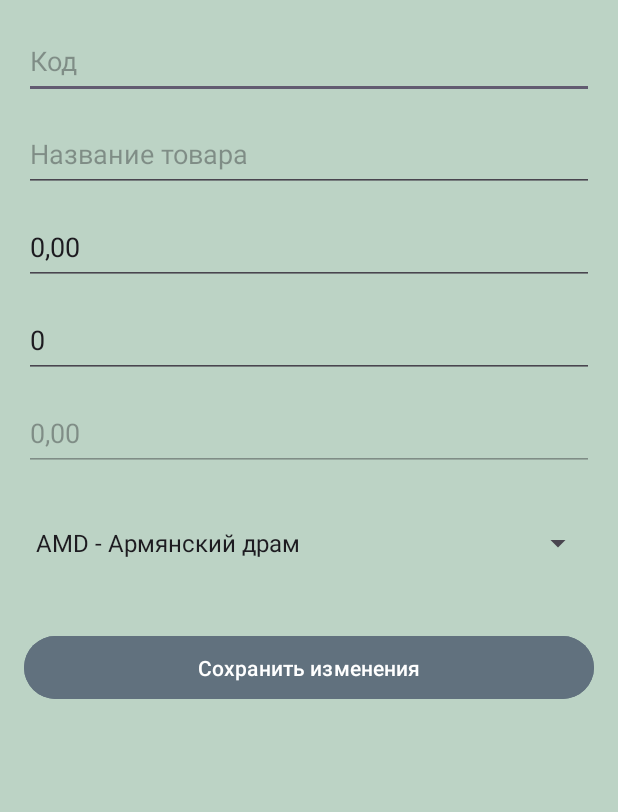
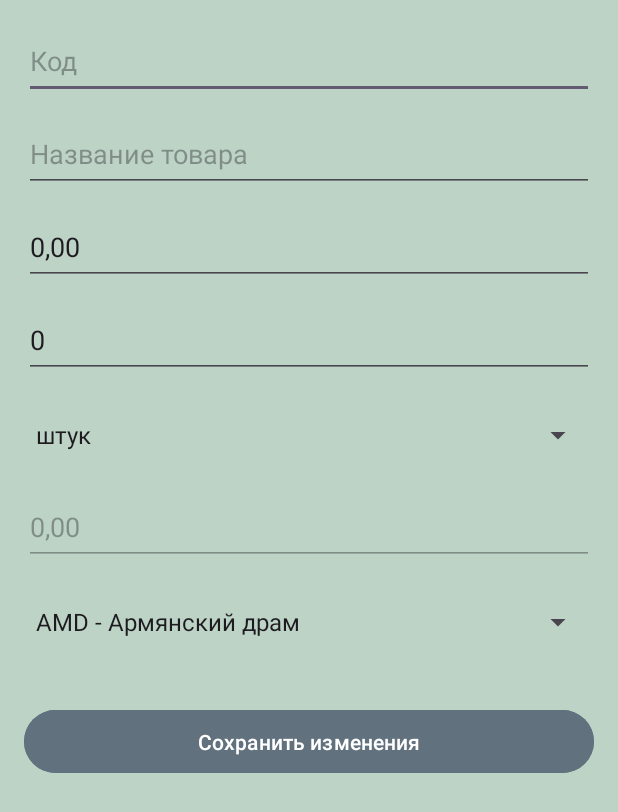
Before and after one commit to kmatevosyan888/ICS, an Android app: the EditItemActivity screen opened directly, with no data from a screen before it, on a phone screen of 412 x 824 dp. Shown: the top 812 px of the screen. Run offline under Robolectric (Android 15) with nearby library versions, the phone set to English and light mode, and no system bars.

Commit message:
Added new metods

```diff
--- a/app/src/main/java/com/myapp/ICS/EditItemActivity.java
+++ b/app/src/main/java/com/myapp/ICS/EditItemActivity.java
@@ -14,8 +14,8 @@ import androidx.appcompat.app.AppCompatActivity;
 
 public class EditItemActivity extends AppCompatActivity {
     private EditText etEditName, etEditPrice, etEditQuantity, etEditBarcode, etEditTotal;
-    Button btnSave;
-    private Spinner currencySpinner;
+    private Spinner spinnerEditCurrency, spinnerEditUnit;
+    private Button btnSave;
     private String originalBarcode;
 
     @Override
@@ -25,6 +25,7 @@ public class EditItemActivity extends AppCompatActivity {
 
         initViews();
         setupCurrencySpinner();
+        setupUnitSpinner();
         setupTextWatchers();
         loadItemData();
 
@@ -46,10 +47,42 @@ public class EditItemActivity extends AppCompatActivity {
         etEditTotal.setFocusable(true);
         etEditPrice.setEnabled(false);
         etEditPrice.setFocusable(false);
-        currencySpinner = findViewById(R.id.spinnerEditCurrency);
+        spinnerEditCurrency = findViewById(R.id.spinnerEditCurrency);
+        spinnerEditUnit = findViewById(R.id.spinnerEditUnit); // Новый Spinner для единицы
         btnSave = findViewById(R.id.btnSaveChanges);
 
         btnSave.setOnClickListener(v -> saveChanges());
+    }
+
+    private void setupCurrencySpinner() {
+        ArrayAdapter<CharSequence> adapter = ArrayAdapter.createFromResource(
+                this,
+                R.array.currencies,
+                android.R.layout.simple_spinner_item
+        );
+        adapter.setDropDownViewResource(android.R.layout.simple_spinner_dropdown_item);
+        spinnerEditCurrency.setAdapter(adapter);
+    }
+
+    private void setupUnitSpinner() {
+        ArrayAdapter<CharSequence> adapter = ArrayAdapter.createFromResource(
+                this,
+                R.array.unit_types,
+                android.R.layout.simple_spinner_item
+        );
+        adapter.setDropDownViewResource(android.R.layout.simple_spinner_dropdown_item);
+        spinnerEditUnit.setAdapter(adapter);
+    }
+
+    private void setupTextWatchers() {
+        TextWatcher textWatcher = new TextWatcher() {
+            @Override public void afterTextChanged(Editable s) { calculatePrice(); }
+            @Override public void beforeTextChanged(CharSequence s, int start, int count, int after) {}
+            @Override public void onTextChanged(CharSequence s, int start, int before, int count) {}
+        };
+
+        etEditTotal.addTextChangedListener(textWatcher);
+        etEditQuantity.addTextChangedListener(textWatcher);
     }
 
     private void loadItemData() {
@@ -63,38 +96,31 @@ public class EditItemActivity extends AppCompatActivity {
         etEditTotal.setText(formatDecimal(total));
         String currency = intent.getStringExtra("CURRENCY");
         setCurrencySelection(currency);
+
+        String unit = intent.getStringExtra("UNIT");
+        setUnitSelection(unit);
+
         calculatePrice();
     }
 
     private void setCurrencySelection(String currency) {
         if (currency == null) return;
-        for (int i = 0; i < currencySpinner.getCount(); i++) {
-            if (currencySpinner.getItemAtPosition(i).toString().startsWith(currency)) {
-                currencySpinner.setSelection(i);
+        for (int i = 0; i < spinnerEditCurrency.getCount(); i++) {
+            if (spinnerEditCurrency.getItemAtPosition(i).toString().startsWith(currency)) {
+                spinnerEditCurrency.setSelection(i);
                 break;
             }
         }
     }
 
-    private void setupCurrencySpinner() {
-        ArrayAdapter<CharSequence> adapter = ArrayAdapter.createFromResource(
-                this,
-                R.array.currencies,
-                android.R.layout.simple_spinner_item
-        );
-        adapter.setDropDownViewResource(android.R.layout.simple_spinner_dropdown_item);
-        currencySpinner.setAdapter(adapter);
-    }
-
-    private void setupTextWatchers() {
-        TextWatcher textWatcher = new TextWatcher() {
-            @Override public void afterTextChanged(Editable s) { calculatePrice(); }
-            @Override public void beforeTextChanged(CharSequence s, int start, int count, int after) {}
-            @Override public void onTextChanged(CharSequence s, int start, int before, int count) {}
-        };
-
-        etEditTotal.addTextChangedListener(textWatcher);
-        etEditQuantity.addTextChangedListener(textWatcher);
+    private void setUnitSelection(String unit) {
+        if (unit == null) return;
+        for (int i = 0; i < spinnerEditUnit.getCount(); i++) {
+            if (spinnerEditUnit.getItemAtPosition(i).toString().equals(unit)) {
+                spinnerEditUnit.setSelection(i);
+                break;
+            }
+        }
     }
 
     private void calculatePrice() {
@@ -113,7 +139,8 @@ public class EditItemActivity extends AppCompatActivity {
 
         DatabaseHelper dbHelper = new DatabaseHelper(this);
         String newBarcode = etEditBarcode.getText().toString().trim();
-        String selectedCurrency = currencySpinner.getSelectedItem().toString().split(" ")[0];
+        String selectedCurrency = spinnerEditCurrency.getSelectedItem().toString().split(" ")[0];
+        String selectedUnit = spinnerEditUnit.getSelectedItem().toString();
 
         boolean success = dbHelper.updateItem(
                 originalBarcode,
@@ -122,7 +149,8 @@ public class EditItemActivity extends AppCompatActivity {
                 parseDoubleLocale(etEditPrice.getText().toString()),
                 Integer.parseInt(etEditQuantity.getText().toString()),
                 selectedCurrency,
-                parseDoubleLocale(etEditTotal.getText().toString())
+                parseDoubleLocale(etEditTotal.getText().toString()),
+                selectedUnit
         );
 
         if (success) {
--- a/app/src/main/java/com/myapp/ICS/Item.java
+++ b/app/src/main/java/com/myapp/ICS/Item.java
@@ -7,15 +7,17 @@ public class Item {
     private int quantity;
     private String currency;
     private double total;
+    private String unit;
 
     public Item(String code, String name, double unitPrice,
-                int quantity, String currency, double total) {
+                int quantity, String currency, double total, String unit) {
         this.code = code;
         this.name = name;
         this.unitPrice = unitPrice;
         this.quantity = quantity;
         this.currency = currency;
         this.total = total;
+        this.unit = unit;
     }
     public String getCode() { return code; }
     public String getName() { return name; }
@@ -27,4 +29,6 @@ public class Item {
         this.total = this.unitPrice * quantity;
     }
     public double getTotal() { return total; }
+    public String getUnit() { return unit; }
+    public void setUnit(String unit) { this.unit = unit; }
 }
--- a/app/src/main/res/layout/activity_edit_item.xml
+++ b/app/src/main/res/layout/activity_edit_item.xml
@@ -37,14 +37,25 @@
         android:layout_width="match_parent"
         android:layout_height="50dp"
         android:hint="@string/edT_Количество"
+        android:layout_marginBottom="5dp"
+        android:inputType="number"/>
+
+    <Spinner
+        android:id="@+id/spinnerEditUnit"
+        android:layout_width="match_parent"
+        android:layout_height="49dp"
+        android:layout_marginTop="8dp"
+        android:entries="@array/unit_types"
+        android:minHeight="48dp"
         android:layout_marginBottom="12dp"
-        android:inputType="number"/>
+
+        android:prompt="@string/select_unit" />
 
     <EditText
         android:id="@+id/etEditPrice"
         android:layout_width="match_parent"
         android:layout_height="50dp"
-        android:layout_marginBottom="12dp"
+        android:layout_marginBottom="5dp"
         android:hint="@string/edT_Цена"
         android:inputType="numberDecimal"
         android:enabled="false"
@@ -53,7 +64,7 @@
     <Spinner
         android:id="@+id/spinnerEditCurrency"
         android:layout_width="match_parent"
-        android:layout_height="56dp"
+        android:layout_height="49dp"
         android:layout_marginTop="8dp"
         android:entries="@array/currencies"
         android:minHeight="48dp"
--- a/app/src/main/res/values/strings.xml
+++ b/app/src/main/res/values/strings.xml
@@ -36,5 +36,11 @@
     <string name="export_error">Ошибка экспорта</string>
     <string name="import_success">Импортировано записей: %d</string>
     <string name="total">Сумма</string>
-
+    <string name="select_unit">Выберите единицу</string>
+    <string-array name="unit_types">
+        <item>штук</item>
+        <item>кг</item>
+        <item>литр</item>
+        <item>компл.</item>
+    </string-array>
 </resources>
```
Also changed, not shown: app/src/main/java/com/myapp/ICS/AddItemsActivity.java (+25 -5 lines), app/src/main/java/com/myapp/ICS/CsvHelper.java (+14 -8 lines), app/src/main/java/com/myapp/ICS/DatabaseHelper.java (+20 -11 lines), app/src/main/java/com/myapp/ICS/RemoveItemsActivity.java (+13 -1 lines), app/src/main/java/com/myapp/ICS/StockAdapter.java (+12 -3 lines), app/src/main/res/layout/activity_add_item.xml (+9 -2 lines), app/src/main/res/layout/activity_remove_items.xml (+9 -0 lines), app/src/main/res/layout/item_stock.xml (+19 -4 lines).
